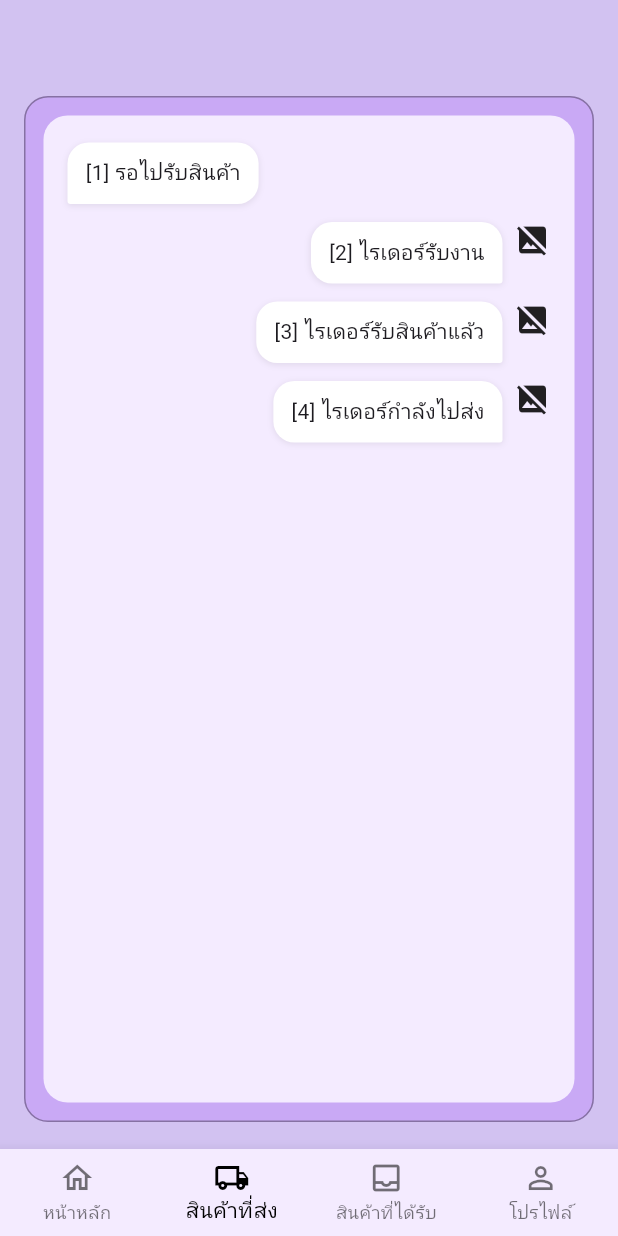
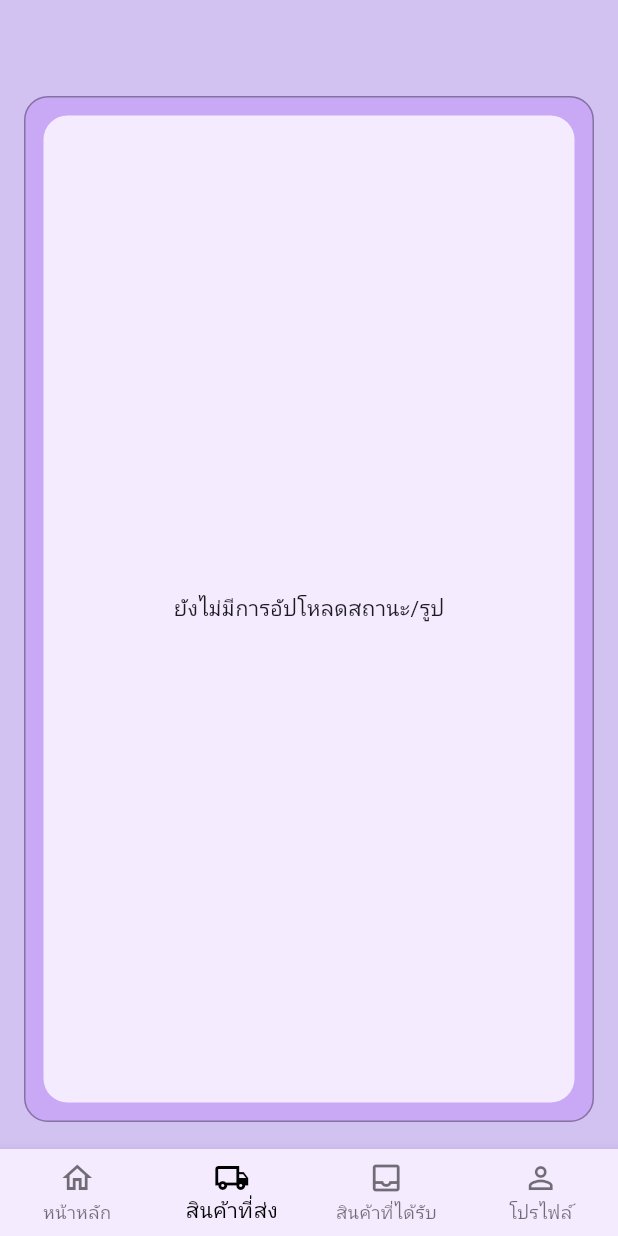
Before and after one commit to jetsada117/mobile_delivery, a Flutter app: the StatusChatPage screen opened directly with empty values, on a phone screen of 412 x 824 dp. Run offline on Flutter 3.47's test engine with Material 3 defaults, Android fonts, the phone set to English and light mode, and no system bars; our stand-ins replace cloud_firestore, firebase_core, flutter_map, geolocator, get, image_picker and 2 more; accounts and stored records are empty.

Commit message:
add feature status page

```diff
--- /dev/null
+++ b/lib/models/delivery_photo.dart
@@ -0,0 +1,33 @@
+import 'package:cloud_firestore/cloud_firestore.dart';
+
+class DeliveryPhoto {
+  final String id;
+  final int orderId; // order_id
+  final int status; // สถานะที่อัปโหลดรูปนั้น
+  final String imageUrl; // url supabase (อาจว่างได้)
+  final String uploadBy; // uid ผู้ที่อัปโหลด
+  final DateTime? createdAt;
+
+  const DeliveryPhoto({
+    required this.id,
+    required this.orderId,
+    required this.status,
+    required this.imageUrl,
+    required this.uploadBy,
+    this.createdAt,
+  });
+
+  factory DeliveryPhoto.fromDoc(DocumentSnapshot<Map<String, dynamic>> doc) {
+    final m = doc.data() ?? {};
+    return DeliveryPhoto(
+      id: doc.id,
+      orderId: (m['order_id'] as num?)?.toInt() ?? 0,
+      status: (m['status'] as num?)?.toInt() ?? 0,
+      imageUrl: (m['image_url'] ?? '').toString(),
+      uploadBy: (m['upload_by'] ?? '').toString(),
+      createdAt: (m['created_at'] is Timestamp)
+          ? (m['created_at'] as Timestamp).toDate()
+          : null,
+    );
+  }
+}
--- a/lib/pages/user_pages/user_statuschat.dart
+++ b/lib/pages/user_pages/user_statuschat.dart
@@ -1,9 +1,14 @@
 import 'package:flutter/material.dart';
 import 'package:get/get.dart';
 import 'package:mobile_delivery/pages/user_pages/user_home.dart';
+import 'package:mobile_delivery/pages/user_pages/user_profile.dart';
+import 'package:mobile_delivery/pages/user_pages/user_receiveditems.dart';
 import 'package:mobile_delivery/pages/user_pages/user_sentItems.dart';
-import 'package:mobile_delivery/pages/user_pages/user_receiveditems.dart';
-import 'package:mobile_delivery/pages/user_pages/user_profile.dart';
+import 'package:mobile_delivery/repositories/delivery_photo.dart';
+import 'package:provider/provider.dart';
+import 'package:mobile_delivery/providers/auth_provider.dart';
+import 'package:mobile_delivery/models/delivery_photo.dart';
+import 'package:mobile_delivery/utils/functions.dart';
 
 class StatusChatPage extends StatefulWidget {
   const StatusChatPage({super.key, required this.orderId, required this.title});
@@ -21,38 +26,19 @@ class _StatusChatPageState extends State<StatusChatPage> {
   static const innerCard = Color(0xFFC9A9F5);
   static const borderCol = Color(0x55000000);
 
-  final _input = TextEditingController();
   final _scroll = ScrollController();
   int _navIndex = 1;
 
-  final List<_Msg> _msgs = [
-    const _Msg(text: '[1] รอไปรับสินค้า', side: _Side.left),
-    const _Msg(
-      text: '[2] ไรเดอร์รับงาน',
-      side: _Side.right,
-      imageUrl: 'https://picsum.photos/seed/rider/96',
-    ),
-    const _Msg(
-      text: '[3] ไรเดอร์รับสินค้าแล้ว',
-      side: _Side.right,
-      imageUrl: 'https://picsum.photos/seed/pickup/96',
-    ),
-    const _Msg(
-      text: '[4] ไรเดอร์กำลังไปส่ง',
-      side: _Side.right,
-      imageUrl: 'https://picsum.photos/seed/deliver/96',
-    ),
-  ];
-
   @override
   void dispose() {
-    _input.dispose();
     _scroll.dispose();
     super.dispose();
   }
 
   @override
   Widget build(BuildContext context) {
+    final currentUid = context.watch<AuthProvider>().currentUser?.uid ?? '';
+
     return Scaffold(
       backgroundColor: bg,
       appBar: AppBar(
@@ -85,10 +71,47 @@ class _StatusChatPageState extends State<StatusChatPage> {
                       borderRadius: BorderRadius.circular(16),
                     ),
                     padding: const EdgeInsets.all(12),
-                    child: ListView.builder(
+
+                    child: StreamBuilder<List<DeliveryPhoto>>(
+                      stream: deliveryPhotosStream(widget.orderId),
+                      builder: (context, snap) {
+                        if (snap.connectionState == ConnectionState.waiting) {
+                          return const Center(
+                            child: CircularProgressIndicator(),
+                          );
+                        }
+                        if (snap.hasError) {
+                          return Center(
+                            child: Text('โหลดข้อมูลไม่สำเร็จ: ${snap.error}'),
+                          );
+                        }
+                        final photos = snap.data ?? [];
+                        if (photos.isEmpty) {
+                          return const Center(
+                            child: Text('ยังไม่มีการอัปโหลดสถานะ/รูป'),
+                          );
+                        }
+
+                        return ListView.builder(
                           controller: _scroll,
-                      itemCount: _msgs.length,
-                      itemBuilder: (_, i) => _Bubble(msg: _msgs[i]),
+                          itemCount: photos.length,
+                          itemBuilder: (_, i) {
+                            final d = photos[i];
+                            final text = statusLabel(d.status);
+                            final side = (d.uploadBy == currentUid)
+                                ? _Side.left
+                                : _Side.right;
+                            final msg = _Msg(
+                              text: text,
+                              side: side,
+                              imageUrl: (d.imageUrl.isNotEmpty)
+                                  ? d.imageUrl
+                                  : null,
+                            );
+                            return _Bubble(msg: msg);
+                          },
+                        );
+                      },
                     ),
                   ),
                 ),
@@ -158,31 +181,27 @@ class _Msg {
 
 class _Bubble extends StatelessWidget {
   const _Bubble({required this.msg});
-
   final _Msg msg;
 
   @override
   Widget build(BuildContext context) {
-    final isRight = msg.side == _Side.right;
+    final isLeft = msg.side == _Side.left;
+    final maxWidth = MediaQuery.of(context).size.width * 0.5;
 
     return Padding(
       padding: const EdgeInsets.symmetric(vertical: 6),
-      child: Row(
-        mainAxisAlignment: isRight
-            ? MainAxisAlignment.end
-            : MainAxisAlignment.start,
-        crossAxisAlignment: CrossAxisAlignment.start,
-        children: [
-          if (!isRight) const SizedBox(width: 4),
-          Flexible(
+      child: Align(
+        alignment: isLeft ? Alignment.centerLeft : Alignment.centerRight,
+        child: ConstrainedBox(
+          constraints: BoxConstraints(maxWidth: maxWidth),
           child: Container(
             decoration: BoxDecoration(
               color: Colors.white,
               borderRadius: BorderRadius.only(
                 topLeft: const Radius.circular(14),
                 topRight: const Radius.circular(14),
-                  bottomLeft: Radius.circular(isRight ? 14 : 2),
-                  bottomRight: Radius.circular(isRight ? 2 : 14),
+                bottomLeft: Radius.circular(isLeft ? 2 : 14),
+                bottomRight: Radius.circular(isLeft ? 14 : 2),
               ),
               boxShadow: const [
                 BoxShadow(
@@ -192,26 +211,35 @@ class _Bubble extends StatelessWidget {
                 ),
               ],
             ),
-              padding: const EdgeInsets.symmetric(horizontal: 12, vertical: 10),
-              child: Text(msg.text),
-            ),
-          ),
-          if (msg.imageUrl != null) ...[
-            const SizedBox(width: 8),
+            padding: const EdgeInsets.all(10),
+            child: Column(
+              crossAxisAlignment: isLeft
+                  ? CrossAxisAlignment.start
+                  : CrossAxisAlignment.end,
+              children: [
+                if (msg.imageUrl != null && msg.imageUrl!.isNotEmpty) ...[
                   ClipRRect(
                     borderRadius: BorderRadius.circular(10),
+                    child: AspectRatio(
+                      aspectRatio: 4 / 3,
                       child: Image.network(
                         msg.imageUrl!,
-                width: 44,
-                height: 44,
                         fit: BoxFit.cover,
                         errorBuilder: (_, __, ___) =>
                             const Icon(Icons.image_not_supported),
                       ),
                     ),
+                  ),
+                  const SizedBox(height: 8),
                 ],
-          if (isRight) const SizedBox(width: 4),
+                Text(
+                  msg.text,
+                  textAlign: isLeft ? TextAlign.left : TextAlign.right,
+                ),
               ],
+            ),
+          ),
+        ),
       ),
     );
   }
```
Also changed, not shown: lib/repositories/delivery_photo.dart (added, +13 -0 lines). Lines whose indentation alone changed are shown as unchanged.
